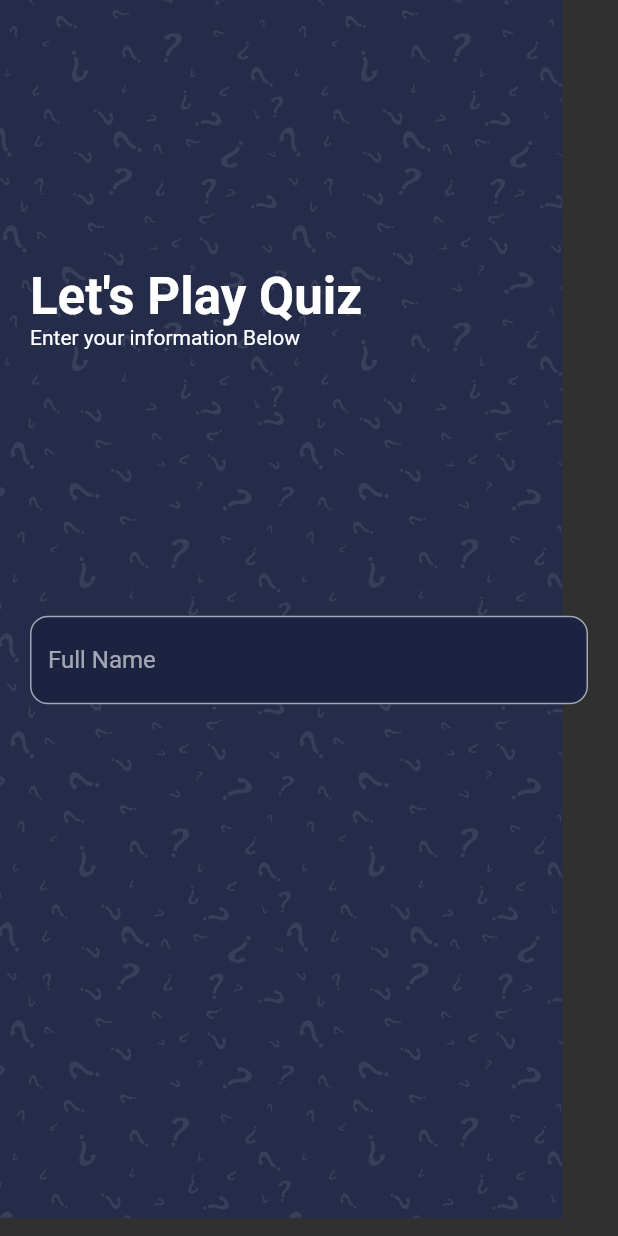
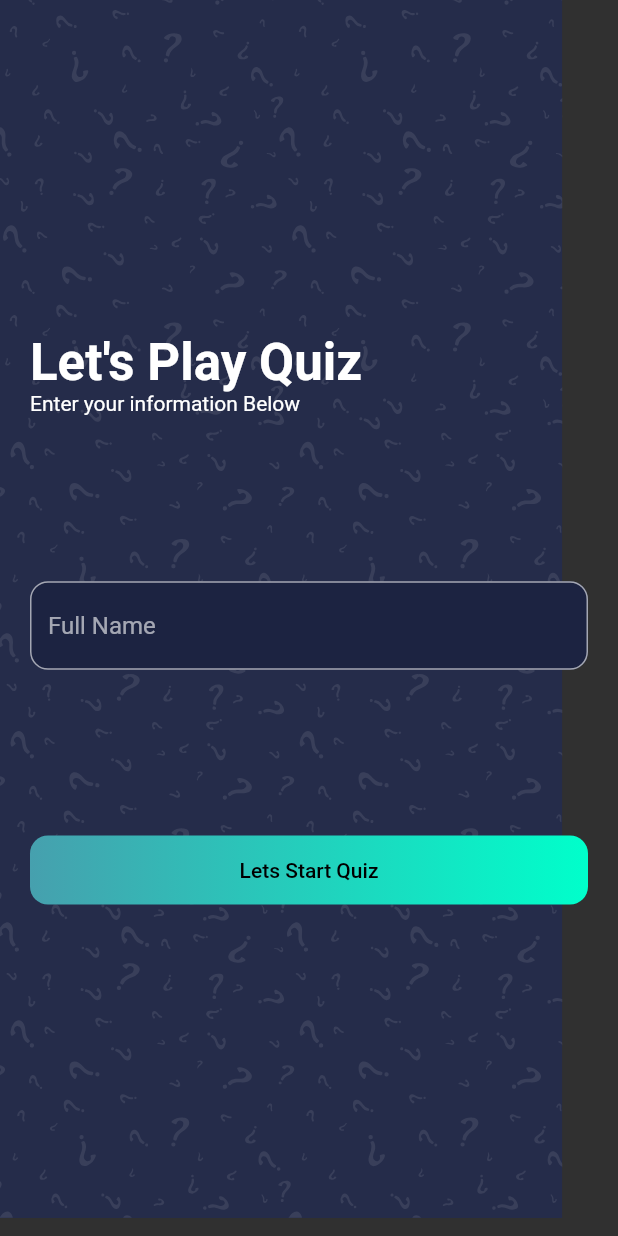
Before and after one commit to fitse-yotor/quiz-app-in-flutter, a Flutter app: the screen it shows after launch, on a phone screen of 412 x 824 dp. Run offline on Flutter 3.47's test engine with Material 2 defaults, Android fonts, the phone set to English and light mode, and no system bars; our stand-ins replace flutter_svg, websafe_svg.

```diff
--- /dev/null
+++ b/lib/screens/quiz/quiz_screen.dart
@@ -0,0 +1,10 @@
+import 'package:flutter/material.dart';
+
+class QuizScreen extends StatelessWidget {
+  const QuizScreen({Key key}) : super(key: key);
+
+  @override
+  Widget build(BuildContext context) {
+    return Container();
+  }
+}
--- a/lib/screens/welcome/welcome_screen.dart
+++ b/lib/screens/welcome/welcome_screen.dart
@@ -1,4 +1,5 @@
 import 'package:flutter/material.dart';
+import 'package:quiz_app/constants.dart';
 import 'package:websafe_svg/websafe_svg.dart';
 
 import 'package:flutter_svg/svg.dart';
@@ -16,7 +17,9 @@ class WelcomeScreen extends StatelessWidget {
             child: Column(
               crossAxisAlignment: CrossAxisAlignment.start,
               children: [
-                Spacer(),
+                Spacer(
+                  flex: 2,
+                ),
                 Text(
                   "Let's Play Quiz",
                   style: Theme.of(context).textTheme.headline4.copyWith(
@@ -33,8 +36,28 @@ class WelcomeScreen extends StatelessWidget {
                           borderRadius: BorderRadius.all(Radius.circular(12)))),
                 ),
                 Spacer(),
-                Container(),
-                Spacer()
+                InkWell(
+                  //onTap: () => Get.to(QuizScreen()),
+                  child: Container(
+                    width: double.infinity,
+                    alignment: Alignment.center,
+                    padding: EdgeInsets.all(kDefaultPadding * 0.75), // 15
+                    decoration: BoxDecoration(
+                      gradient: kPrimaryGradient,
+                      borderRadius: BorderRadius.all(Radius.circular(12)),
+                    ),
+                    child: Text(
+                      "Lets Start Quiz",
+                      style: Theme.of(context)
+                          .textTheme
+                          .button
+                          .copyWith(color: Colors.black),
+                    ),
+                  ),
+                ),
+                Spacer(
+                  flex: 2,
+                )
               ],
             ),
           ))
```
